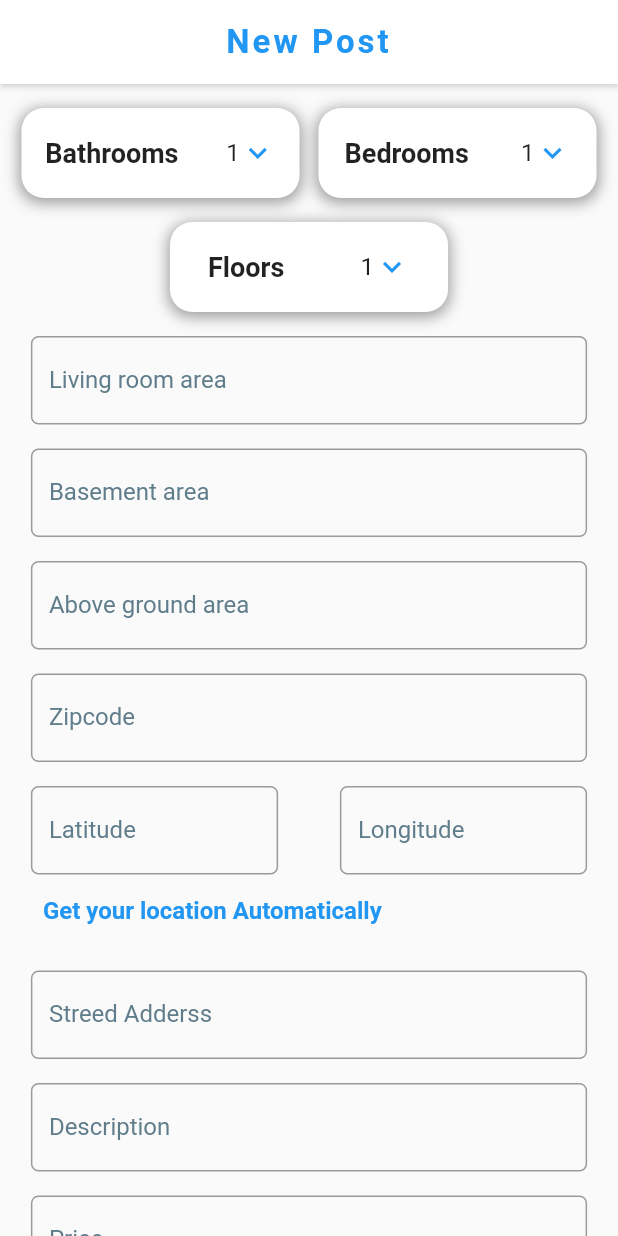
After one commit to MuhammadKuifatieh/real_estates_app, a Flutter app: the NewPostScreen screen opened by its route, on a phone screen of 412 x 824 dp. The commit adds this screen. Run offline on Flutter 3.47's test engine with Material 2 defaults, Android fonts, the phone set to English and light mode, and no system bars; our stand-ins replace carousel_slider, file_picker.

Commit message:
adding the "new post screen"

```diff
--- a/lib/dummy_data.dart
+++ b/lib/dummy_data.dart
@@ -8,7 +8,7 @@ var dummyRecent = [
     id: 1,
     mainImageUrl: 'assets/images/13.jpg',
     location: 'Boston - 1234 street',
-    discription:
+    description:
         'dkafjkajfkajflakjflkjfklaj kajfkjaflkj akdjfakjfj aldkjf ajldkjf aklj kjl ajkdj lajfkjd kjdalkjf kajdkljf kajlfj ',
     imageUrls: [
       'assets/images/18.jpg',
@@ -28,7 +28,7 @@ var dummyRecent = [
     mainImageUrl: 'assets/images/17.jpg',
     location: 'Miami - 1334 street',
     // userName: 'MOHAMMED',
-    discription:
+    description:
         'dkafjkajfkajflakjflkjfklaj kajfkjaflkj akdjfakjfj aldkjf ajldkjf aklj kjl ajkdj lajfkjd kjdalkjf kajdkljf kajlfj ',
     imageUrls: [
       'assets/images/18.jpg',
@@ -47,7 +47,7 @@ var dummyRecent = [
     mainImageUrl: 'assets/images/16.jpg',
     location: 'NewYork - 14 street',
     // userName: 'YOUSEF',
-    discription:
+    description:
         'dkafjkajfkajflakjflkjfklaj kajfkjaflkj akdjfakjfj aldkjf ajldkjf aklj kjl ajkdj lajfkjd kjdalkjf kajdkljf kajlfj ',
     imageUrls: [
       'assets/images/18.jpg',
@@ -66,7 +66,7 @@ var dummyRecent = [
     mainImageUrl: 'assets/images/14.jpg',
     location: 'Boston - 1234 street',
     // userName: 'HAITHAM',
-    discription:
+    description:
         'dkafjkajfkajflakjflkjfklaj kajfkjaflkj akdjfakjfj aldkjf ajldkjf aklj kjl ajkdj lajfkjd kjdalkjf kajdkljf kajlfj ',
     imageUrls: [
       'assets/images/18.jpg',
@@ -85,7 +85,7 @@ var dummyRecent = [
     mainImageUrl: 'assets/images/15.jpg',
     location: 'Boston - 1234 street',
     // userName: 'BRAYAN',
-    discription:
+    description:
         'dkafjkajfkajflakjflkjfklaj kajfkjaflkj akdjfakjfj aldkjf ajldkjf aklj kjl ajkdj lajfkjd kjdalkjf kajdkljf kajlfj ',
     imageUrls: [
       'assets/images/18.jpg',
@@ -104,7 +104,7 @@ var dummyRecent = [
     mainImageUrl: 'assets/images/13.jpg',
     location: 'Boston - 1234 street',
     // userName: 'MICHEALE',
-    discription:
+    description:
         'dkafjkajfkajflakjflkjfklaj kajfkjaflkj akdjfakjfj aldkjf ajldkjf aklj kjl ajkdj lajfkjd kjdalkjf kajdkljf kajlfj ',
     imageUrls: [
       'assets/images/18.jpg',
@@ -123,7 +123,7 @@ var dummyRecent = [
     mainImageUrl: 'assets/images/22.jpg',
     location: 'Boston - 1234 street',
     // userName: 'SHAHED',
-    discription:
+    description:
         'dkafjkajfkajflakjflkjfklaj kajfkjaflkj akdjfakjfj aldkjf ajldkjf aklj kjl ajkdj lajfkjd kjdalkjf kajdkljf kajlfj ',
     imageUrls: [
       'assets/images/18.jpg',
@@ -142,7 +142,7 @@ var dummyRecent = [
     mainImageUrl: 'assets/images/21.jpg',
     location: 'Boston - 1234 street',
     // userName: 'ELIZABITH',
-    discription:
+    description:
         'dkafjkajfkajflakjflkjfklaj kajfkjaflkj akdjfakjfj aldkjf ajldkjf aklj kjl ajkdj lajfkjd kjdalkjf kajdkljf kajlfj ',
     imageUrls: [
       'assets/images/18.jpg',
@@ -164,7 +164,7 @@ var dummyMostLikes = [
     mainImageUrl: 'assets/images/22.jpg',
     location: 'Boston - 1234 street',
     // userName: 'A7MED SI'
-    discription:
+    description:
         'dkafjkajfkajflakjflkjfklaj kajfkjaflkj akdjfakjfj aldkjf ajldkjf aklj kjl ajkdj lajfkjd kjdalkjf kajdkljf kajlfj ',
     imageUrls: [
       'assets/images/18.jpg',
@@ -183,7 +183,7 @@ var dummyMostLikes = [
     mainImageUrl: 'assets/images/13.jpg',
     location: 'Miami - 1334 street',
     // userName: 'MOHAMMED'
-    discription:
+    description:
         'dkafjkajfkajflakjflkjfklaj kajfkjaflkj akdjfakjfj aldkjf ajldkjf aklj kjl ajkdj lajfkjd kjdalkjf kajdkljf kajlfj ',
     imageUrls: [
       'assets/images/18.jpg',
@@ -202,7 +202,7 @@ var dummyMostLikes = [
     mainImageUrl: 'assets/images/14.jpg',
     location: 'NewYork - 14 street',
     // userName: 'YOUSEF'
-    discription:
+    description:
         'dkafjkajfkajflakjflkjfklaj kajfkjaflkj akdjfakjfj aldkjf ajldkjf aklj kjl ajkdj lajfkjd kjdalkjf kajdkljf kajlfj ',
     imageUrls: [
       'assets/images/18.jpg',
@@ -221,7 +221,7 @@ var dummyMostLikes = [
     mainImageUrl: 'assets/images/19.jpg',
     location: 'Boston - 1234 street',
     // userName: 'HAITHAM'
-    discription:
+    description:
         'dkafjkajfkajflakjflkjfklaj kajfkjaflkj akdjfakjfj aldkjf ajldkjf aklj kjl ajkdj lajfkjd kjdalkjf kajdkljf kajlfj ',
     imageUrls: [
       'assets/images/18.jpg',
@@ -240,7 +240,7 @@ var dummyMostLikes = [
     mainImageUrl: 'assets/images/23.jpg',
     location: 'Boston - 1234 street',
     // userName: 'BRAYAN'
-    discription:
+    description:
         'dkafjkajfkajflakjflkjfklaj kajfkjaflkj akdjfakjfj aldkjf ajldkjf aklj kjl ajkdj lajfkjd kjdalkjf kajdkljf kajlfj ',
     imageUrls: [
       'assets/images/18.jpg',
@@ -259,7 +259,7 @@ var dummyMostLikes = [
     mainImageUrl: 'assets/images/12.jpg',
     location: 'Boston - 1234 street',
     // userName: 'MICHEALE'
-    discription:
+    description:
         'dkafjkajfkajflakjflkjfklaj kajfkjaflkj akdjfakjfj aldkjf ajldkjf aklj kjl ajkdj lajfkjd kjdalkjf kajdkljf kajlfj ',
     imageUrls: [
       'assets/images/18.jpg',
@@ -278,7 +278,7 @@ var dummyMostLikes = [
     mainImageUrl: 'assets/images/22.jpg',
     location: 'Boston - 1234 street',
     // userName: 'SHAHED'
-    discription:
+    description:
         'dkafjkajfkajflakjflkjfklaj kajfkjaflkj akdjfakjfj aldkjf ajldkjf aklj kjl ajkdj lajfkjd kjdalkjf kajdkljf kajlfj ',
     imageUrls: [
       'assets/images/18.jpg',
@@ -297,7 +297,7 @@ var dummyMostLikes = [
     mainImageUrl: 'assets/images/21.jpg',
     location: 'Boston - 1234 street',
     // userName: 'ELIZABITH'
-    discription:
+    description:
         'dkafjkajfkajflakjflkjfklaj kajfkjaflkj akdjfakjfj aldkjf ajldkjf aklj kjl ajkdj lajfkjd kjdalkjf kajdkljf kajlfj ',
     imageUrls: [
       'assets/images/18.jpg',
--- a/lib/main.dart
+++ b/lib/main.dart
@@ -6,6 +6,7 @@ import './screens/home_screen.dart';
 import './screens/show_more_sceen.dart';
 import './screens/add_post_screen.dart';
 import './screens/post_detail_screen.dart';
+import './screens/new_post_screen.dart';
 import './providers/home_provier.dart';
 // import './models/movie_api.dart';
 
@@ -30,6 +31,7 @@ class MyApp extends StatelessWidget {
           ShowMoreScreen.routeName: (context) => ShowMoreScreen(),
           AddPostScreen.routeName: (context) => AddPostScreen(),
           PostDetailScreen.routName: (context) => PostDetailScreen(),
+          NewPostScreen.routName: (context) => NewPostScreen(),
         },
       ),
     );
--- a/lib/models/house.dart
+++ b/lib/models/house.dart
@@ -19,8 +19,8 @@ class House {
   int regionId;
   int price;
 
-  House(
-      {this.bathrooms,
+  House({
+    this.bathrooms,
     this.price,
     this.bedrooms,
     this.condition,
@@ -38,5 +38,6 @@ class House {
     this.view,
     this.waterFront,
     this.yearBuilt,
-      this.zipcode});
+    this.zipcode,
+  });
 }
--- a/lib/models/post.dart
+++ b/lib/models/post.dart
@@ -9,11 +9,11 @@ class Post {
   String location;
   // String userName;
   String saleOrRent;
-  String discription;
+  String description;
   List<String> imageUrls;
   Post({
     this.id,
-    this.discription,
+    this.description,
     this.houseId,
     this.date,
     this.saleOrRent,
--- a/lib/screens/add_post_screen.dart
+++ b/lib/screens/add_post_screen.dart
@@ -59,7 +59,9 @@ class _AddPostScreenState extends State<AddPostScreen> {
                       width: 1, color: Theme.of(context).primaryColor),
                 ),
                 child: (filePickerResult == null)
-                    ? Center(child: Icon(Icons.add, color: Theme.of(context).primaryColor))
+                    ? Center(
+                        child: Icon(Icons.add,
+                            color: Theme.of(context).primaryColor))
                     : Container(),
               ),
             ),
--- /dev/null
+++ b/lib/screens/new_post_screen.dart
@@ -0,0 +1,241 @@
+import 'package:flutter/material.dart';
+import 'package:flutter/services.dart';
+import '../widgets/my_app_bar.dart';
+import '../widgets/drop_down_card.dart';
+
+class NewPostScreen extends StatefulWidget {
+  static const routName = '/new-post';
+  @override
+  _NewPostScreenState createState() => _NewPostScreenState();
+}
+
+class _NewPostScreenState extends State<NewPostScreen> {
+  @override
+  void initState() {
+    super.initState();
+  }
+
+  @override
+  Widget build(BuildContext context) {
+    return Scaffold(
+      appBar: MyAppBar(
+        context: context,
+        title: 'New Post',
+      ),
+      body: SingleChildScrollView(
+        child: Padding(
+          padding: const EdgeInsets.symmetric(horizontal: 8, vertical: 16),
+          child: Column(
+            crossAxisAlignment: CrossAxisAlignment.start,
+            mainAxisAlignment: MainAxisAlignment.spaceAround,
+            children: [
+              Row(
+                mainAxisSize: MainAxisSize.max,
+                mainAxisAlignment: MainAxisAlignment.spaceAround,
+                children: [
+                  DropDownCard<String>(
+                    dropList: ['1', '2', '3', '4', '5', '6', '7', '8'],
+                    title: "Bathrooms",
+                  ),
+                  DropDownCard<String>(
+                    dropList: ['1', '2', '3', '4', '5', '6', '7', '8'],
+                    title: "Bedrooms",
+                  )
+                ],
+              ),
+              SizedBox(height: 16),
+              Row(
+                mainAxisSize: MainAxisSize.max,
+                mainAxisAlignment: MainAxisAlignment.spaceAround,
+                children: [
+                  DropDownCard<String>(
+                    dropList: ['1', '2', '3', '4'],
+                    title: "Floors",
+                  ),
+                ],
+              ),
+              SizedBox(
+                height: 16,
+              ),
+              Center(
+                // mainAxisSize: MainAxisSize.max,
+                // mainAxisAlignment: MainAxisAlignment.spaceAround,
+                child: customTextField(
+                    hint: 'Enter the living room area in (sq ft)',
+                    label: 'Living room area',
+                    context: context),
+              ),
+              SizedBox(
+                height: 16,
+              ),
+              Center(
+                child: customTextField(
+                    hint: 'Enter the basement area in (sq ft)',
+                    label: 'Basement area',
+                    context: context),
+              ),
+              SizedBox(
+                height: 16,
+              ),
+              Center(
+                child: customTextField(
+                    hint: 'The area above the ground in (sq ft)',
+                    label: 'Above ground area',
+                    context: context),
+              ),
+              SizedBox(
+                height: 16,
+              ),
+              Center(
+                child: customTextField(
+                    hint: 'Zipcode example \"98178\" ',
+                    label: 'Zipcode',
+                    context: context),
+              ),
+              SizedBox(
+                height: 16,
+              ),
+              Center(
+                child: Container(
+                  width: MediaQuery.of(context).size.width * 0.9,
+                  child: Row(
+                    mainAxisAlignment: MainAxisAlignment.spaceBetween,
+                    children: [
+                      customTextField(
+                          label: 'Latitude',
+                          context: context,
+                          widthFraction: 0.4),
+                      customTextField(
+                          label: 'Longitude',
+                          context: context,
+                          widthFraction: 0.4),
+                    ],
+                  ),
+                ),
+              ),
+              Center(
+                child: Container(
+                  alignment: Alignment.centerLeft,
+                  width: MediaQuery.of(context).size.width * 0.9,
+                  child: TextButton(
+                    style: TextButton.styleFrom(
+                      textStyle: TextStyle(
+                        fontSize: 16,
+                        fontWeight: FontWeight.bold,
+                      ),
+                    ),
+                    onPressed: () {},
+                    child: Text('Get your location Automatically'),
+                  ),
+                ),
+              ),
+              SizedBox(
+                height: 16,
+              ),
+              Center(
+                child: customTextField(
+                    label: 'Streed Adderss',
+                    context: context,
+                    isLetterInput: true,
+                    hint: 'Example \"Boston-132Ast\"'),
+              ),
+              SizedBox(
+                height: 16,
+              ),
+              Center(
+                child: Container(
+                  // height: MediaQuery.of(context).size.height * 0.4,
+                  child: customTextField(
+                    label: 'Description',
+                    context: context,
+                    isLetterInput: true,
+                    isMultiLine: true,
+                  ),
+                ),
+              ),
+              SizedBox(
+                height: 16,
+              ),
+              Center(
+                child: customTextField(
+                  label: 'Price',
+                  hint: 'Enter the price in USD (\$)',
+                  context: context,
+                ),
+              ),
+              Center(
+                child: Container(
+                  alignment: Alignment.centerLeft,
+                  width: MediaQuery.of(context).size.width * 0.9,
+                  child: TextButton(
+                    onPressed: () {},
+                    child: Text('Estimate your house price'),
+                    style: TextButton.styleFrom(
+                      textStyle: TextStyle(
+                        fontSize: 16,
+                        fontWeight: FontWeight.bold,
+                      ),
+                    ),
+                  ),
+                ),
+              ),
+              SizedBox(
+                height: 16,
+              ),
+              Center(
+                child: Container(
+                  width: MediaQuery.of(context).size.width * 0.5,
+                  height: 50,
+                  child: ElevatedButton(
+                    onPressed: () {},
+                    child: Text(
+                      'POST',
+                      style: TextStyle(
+                        fontSize: 18,
+                        fontWeight: FontWeight.bold,
+                      ),
+                    ),
+                  ),
+                ),
+              ),
+            ],
+          ),
+        ),
+      ),
+    );
+  }
+}
+
+Widget customTextField({
+  @required String label,
+  @required BuildContext context,
+  String hint = '',
+  double widthFraction = 0.9,
+  bool isLetterInput = false,
+  bool isMultiLine = false,
+}) {
+  return Container(
+    width: MediaQuery.of(context).size.width * widthFraction,
+    child: TextFormField(
+      decoration: InputDecoration(
+        labelText: label,
+        hintText: hint,
+        border: OutlineInputBorder(
+          borderRadius: BorderRadius.circular(5),
+        ),
+        labelStyle: TextStyle(
+          fontWeight: FontWeight.w400,
+          color: Colors.blueGrey,
+        ),
+      ),
+
+      keyboardType: isLetterInput
+          ? (isMultiLine ? TextInputType.multiline : TextInputType.text)
+          : TextInputType.number,
+      maxLines: isMultiLine ? null : 1,
+      // inputFormatters: <TextInputFormatter>[
+      //   FilteringTextInputFormatter
+      // ],
+    ),
+  );
+}
--- a/lib/screens/post_detail_screen.dart
+++ b/lib/screens/post_detail_screen.dart
@@ -1,7 +1,7 @@
 import 'package:flutter/material.dart';
 
 import '../widgets/movie_detail_header.dart';
-import '../widgets/discription_widget.dart';
+import '../widgets/description_widget.dart';
 import '../widgets/photo_scroller.dart';
 //import '../widgets/actor_scroller.dart';
 import '../models/post.dart';
@@ -34,7 +34,7 @@ class _PostDetailScreenState extends State<PostDetailScreen> {
             MovieDetailHeader(post),
             Padding(
               padding: const EdgeInsets.all(20.0),
-              child: DiscriptionWidget(post.discription),
+              child: DescriptionWidget(post.description),
             ),
             PhotoScroller(post.imageUrls),
             SizedBox(height: 20.0),
--- a/lib/screens/show_more_sceen.dart
+++ b/lib/screens/show_more_sceen.dart
@@ -9,6 +9,7 @@ import '../screens/post_detail_screen.dart';
 // import '../screens/post_screen.dart';
 import '../models/post.dart';
 import '../providers/home_provier.dart';
+import '../screens/new_post_screen.dart';
 
 class ShowMoreScreen extends StatefulWidget {
   static const routeName = '/show_more_screen';
@@ -134,7 +135,7 @@ class _ShowMoreScreenState extends State<ShowMoreScreen> {
       floatingActionButton: (!isScrollingDown)
           ? FloatingActionButton(
               onPressed: () {
-                Navigator.of(context).pushNamed(AddPostScreen.routeName);
+                Navigator.of(context).pushNamed(NewPostScreen.routName);
               },
               child: Icon(Icons.add),
             )
--- a/lib/widgets/discription_widget.dart
+++ b/lib/widgets/description_widget.dart
@@ -1,8 +1,8 @@
 import 'package:flutter/material.dart';
 
-class DiscriptionWidget extends StatelessWidget {
-  DiscriptionWidget(this.discription);
-  final String discription;
+class DescriptionWidget extends StatelessWidget {
+  DescriptionWidget(this.description);
+  final String description;
 
   @override
   Widget build(BuildContext context) {
@@ -19,7 +19,7 @@ class DiscriptionWidget extends StatelessWidget {
         ),
         SizedBox(height: 8.0),
         Text(
-          discription,
+          description,
           style: textTheme.bodyText2.copyWith(
             color: Colors.black45,
             fontSize: 16.0,
--- /dev/null
+++ b/lib/widgets/drop_down_card.dart
@@ -0,0 +1,76 @@
+import 'package:flutter/material.dart';
+
+class DropDownCard<T> extends StatefulWidget {
+  final List<T> dropList;
+  final String title;
+  DropDownCard({this.dropList, this.title});
+  @override
+  _DropDownCardState<T> createState() => _DropDownCardState<T>();
+}
+
+class _DropDownCardState<T> extends State<DropDownCard> {
+  var dropDownValue;
+  @override
+  void initState() {
+    super.initState();
+    dropDownValue = widget.dropList[0];
+  }
+
+  @override
+  Widget build(BuildContext context) {
+    return Container(
+      width: MediaQuery.of(context).size.width * 0.45,
+      alignment: Alignment.center,
+      height: 60,
+      decoration: BoxDecoration(
+        borderRadius: BorderRadius.circular(15),
+        color: Colors.white,
+        boxShadow: [
+          BoxShadow(
+            blurRadius: 8.0,
+            spreadRadius: 1,
+            color: Colors.black38,
+            offset: Offset(0, 2),
+          ),
+        ],
+      ),
+      child: Row(
+        mainAxisSize: MainAxisSize.max,
+        mainAxisAlignment: MainAxisAlignment.spaceAround,
+        crossAxisAlignment: CrossAxisAlignment.center,
+        children: [
+          Text(
+            widget.title,
+            style: TextStyle(fontSize: 18, fontWeight: FontWeight.bold),
+          ),
+          DropdownButton<T>(
+            icon: Icon(
+              Icons.keyboard_arrow_down,
+              color: Theme.of(context).primaryColor,
+            ),
+            value: dropDownValue,
+            iconSize: 24,
+            elevation: 16,
+            underline: Container(
+              height: 0,
+              color: Theme.of(context).primaryColor,
+            ),
+            items: widget.dropList
+                .map<DropdownMenuItem<T>>(
+                  (value) => DropdownMenuItem<T>(
+                    child: Text(value),
+                    value: value,
+                  ),
+                )
+                .toList(),
+            onChanged: (newValue) {
+              setState(() {
+                dropDownValue = newValue;
+              });
+            },
+          ),
+        ],
+      ),
+    );
+  }
+}
```
Lines whose indentation alone changed are shown as unchanged.
